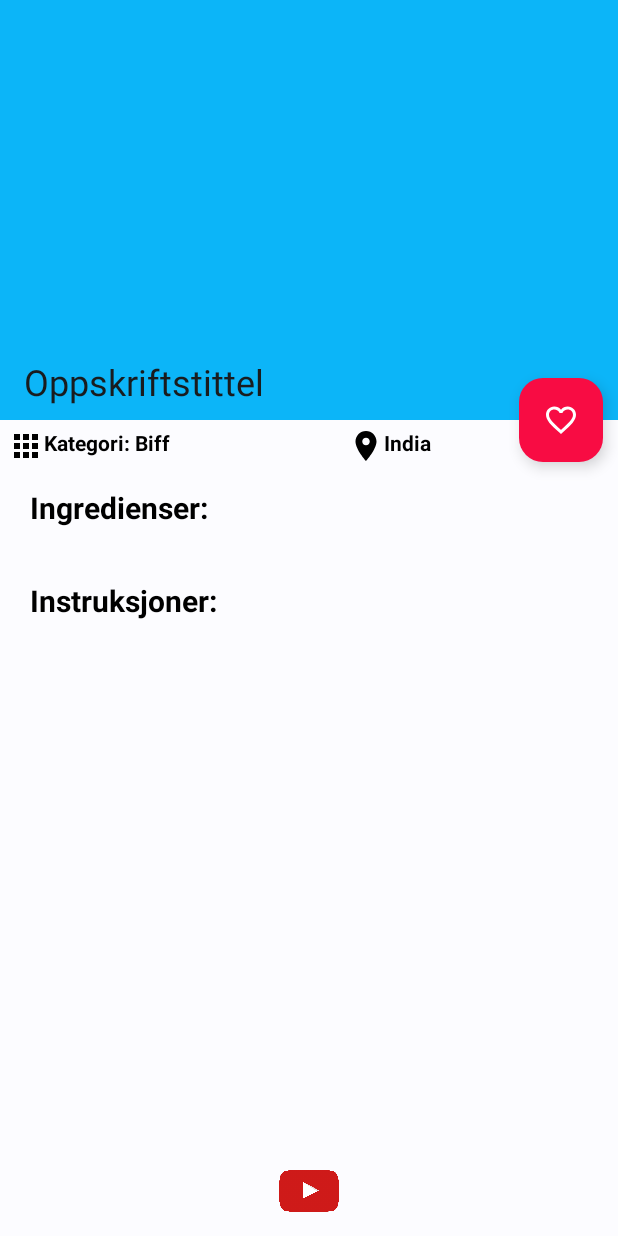
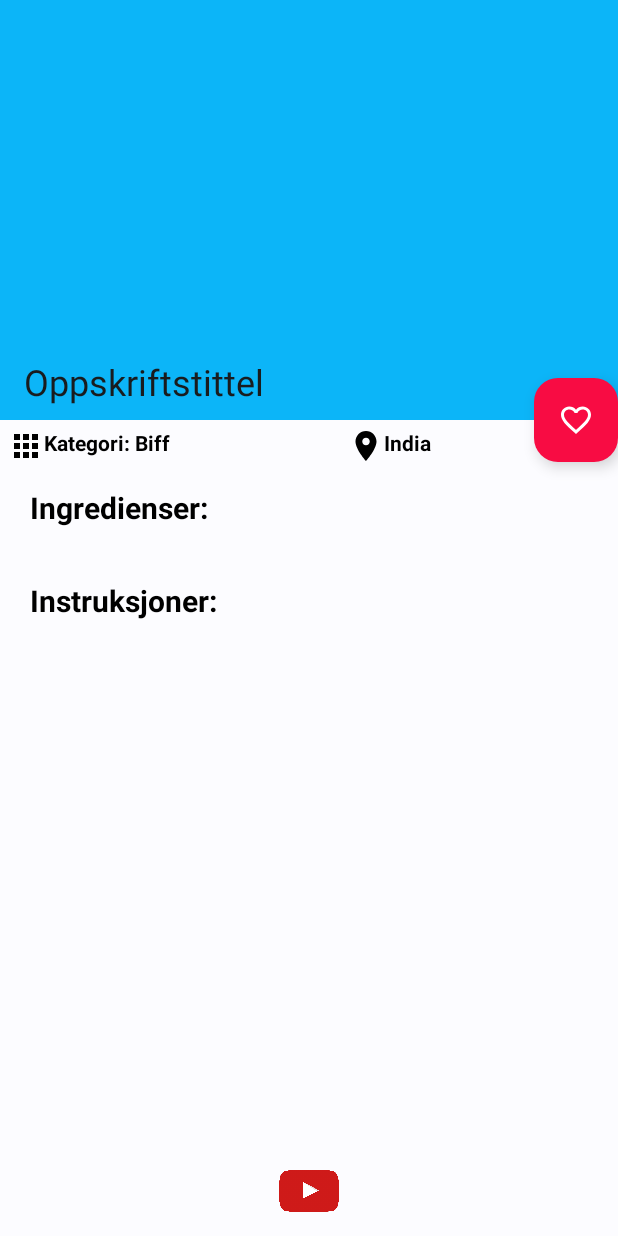
Before and after one commit to Keezpaa/MatOppskrifter, an Android app: the layout activity_oppskrift.xml on its own in the app's theme, with its tools: preview values and no code run, on a phone screen of 412 x 824 dp. Run offline under Robolectric (Android 15) with nearby library versions, the phone set to English and light mode, and no system bars.

Commit message:
Ordnet med favorittknapp på oppskriftactivity

```diff
--- a/app/src/main/res/layout/activity_oppskrift.xml
+++ b/app/src/main/res/layout/activity_oppskrift.xml
@@ -42,12 +42,13 @@
         android:id="@+id/btn_favoritt"
         android:layout_width="wrap_content"
         android:layout_height="wrap_content"
-        android:layout_marginEnd="10dp"
         android:src="@drawable/ic_hjerte"
         app:backgroundTint="#F80C43"
         app:layout_anchor="@id/appbar"
         app:layout_anchorGravity="bottom|end"
-        app:tint="@color/white" />
+        app:tint="@color/white"
+        tools:layout_editor_absoluteX="343dp"
+        tools:layout_editor_absoluteY="27dp" />
 
     <androidx.core.widget.NestedScrollView
         android:layout_width="match_parent"
@@ -142,6 +143,7 @@
                 app:layout_constraintTop_toBottomOf="@id/tv_instruksjoner" />
 
 
+
         </androidx.constraintlayout.widget.ConstraintLayout>
     </androidx.core.widget.NestedScrollView>
 
```
Also changed, not shown: app/src/main/java/no/kasperi/matoppskrifter/aktiviteter/OppskriftActivity.kt (+7 -3 lines), app/src/main/java/no/kasperi/matoppskrifter/viewModel/OppskriftViewModel.kt (+7 -1 lines).
